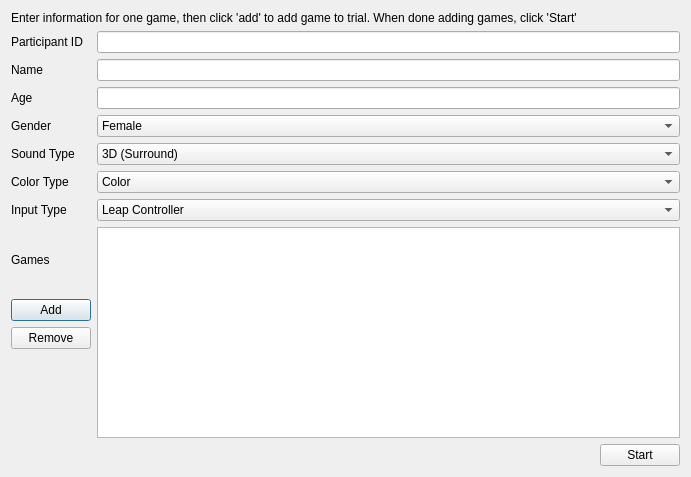
Above: UI/trialsettingsdialog.ui from garrisoh/Simon-ConCATination before the change. Below: the same form after it.
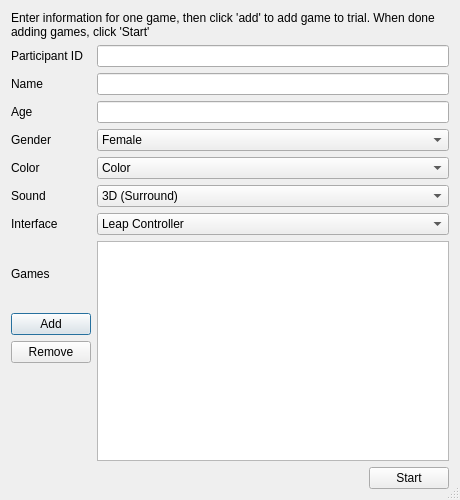
That is the form after the change.

```diff
--- a/UI/trialsettingsdialog.ui
+++ b/UI/trialsettingsdialog.ui
@@ -6,12 +6,24 @@
    <rect>
     <x>0</x>
     <y>0</y>
-    <width>691</width>
-    <height>477</height>
+    <width>460</width>
+    <height>500</height>
    </rect>
   </property>
+  <property name="sizePolicy">
+   <sizepolicy hsizetype="Preferred" vsizetype="Preferred">
+    <horstretch>0</horstretch>
+    <verstretch>0</verstretch>
+   </sizepolicy>
+  </property>
   <property name="windowTitle">
-   <string>Dialog</string>
+   <string>Trial Settings</string>
+  </property>
+  <property name="autoFillBackground">
+   <bool>true</bool>
+  </property>
+  <property name="sizeGripEnabled">
+   <bool>true</bool>
   </property>
   <layout class="QFormLayout" name="formLayout">
    <property name="fieldGrowthPolicy">
@@ -78,66 +90,14 @@
      </item>
     </widget>
    </item>
-   <item row="5" column="0">
-    <widget class="QLabel" name="soundLabel">
-     <property name="text">
-      <string>Sound Type</string>
-     </property>
-    </widget>
-   </item>
-   <item row="5" column="1">
-    <widget class="QComboBox" name="soundComboBox">
-     <item>
-      <property name="text">
-       <string>3D (Surround)</string>
-      </property>
-     </item>
-     <item>
-      <property name="text">
-       <string>No Sound</string>
-      </property>
-     </item>
-     <item>
-      <property name="text">
-       <string>Stereo</string>
-      </property>
-     </item>
-    </widget>
-   </item>
-   <item row="6" column="0">
-    <widget class="QLabel" name="colorLabel">
-     <property name="text">
-      <string>Color Type</string>
-     </property>
-    </widget>
-   </item>
-   <item row="6" column="1">
-    <widget class="QComboBox" name="colorComboBox">
-     <item>
-      <property name="text">
-       <string>Color</string>
-      </property>
-     </item>
-     <item>
-      <property name="text">
-       <string>Grayscale</string>
-      </property>
-     </item>
-     <item>
-      <property name="text">
-       <string>No Color</string>
-      </property>
-     </item>
-    </widget>
-   </item>
-   <item row="7" column="0">
+   <item row="10" column="0">
     <widget class="QLabel" name="inputLabel">
      <property name="text">
-      <string>Input Type</string>
+      <string>Interface</string>
      </property>
     </widget>
    </item>
-   <item row="7" column="1">
+   <item row="10" column="1">
     <widget class="QComboBox" name="inputComboBox">
      <item>
       <property name="text">
@@ -156,7 +116,7 @@
      </item>
     </widget>
    </item>
-   <item row="8" column="0">
+   <item row="11" column="0">
     <layout class="QVBoxLayout" name="verticalLayout">
      <item>
       <widget class="QLabel" name="label_3">
@@ -181,7 +141,7 @@
      </item>
     </layout>
    </item>
-   <item row="8" column="1">
+   <item row="11" column="1">
     <widget class="QTableView" name="gameTableView">
      <property name="frameShape">
       <enum>QFrame::StyledPanel</enum>
@@ -192,9 +152,24 @@
      <property name="midLineWidth">
       <number>9</number>
      </property>
+     <property name="showDropIndicator" stdset="0">
+      <bool>true</bool>
+     </property>
+     <property name="dragEnabled">
+      <bool>true</bool>
+     </property>
+     <property name="dragDropOverwriteMode">
+      <bool>false</bool>
+     </property>
+     <property name="dragDropMode">
+      <enum>QAbstractItemView::InternalMove</enum>
+     </property>
+     <property name="alternatingRowColors">
+      <bool>true</bool>
+     </property>
     </widget>
    </item>
-   <item row="9" column="0">
+   <item row="12" column="0">
     <spacer name="horizontalSpacer">
      <property name="orientation">
       <enum>Qt::Horizontal</enum>
@@ -207,7 +182,7 @@
      </property>
     </spacer>
    </item>
-   <item row="9" column="1">
+   <item row="12" column="1">
     <layout class="QHBoxLayout" name="horizontalLayout_4">
      <item>
       <spacer name="horizontalSpacer_3">
@@ -231,6 +206,58 @@
      </item>
     </layout>
    </item>
+   <item row="7" column="0">
+    <widget class="QLabel" name="colorLabel">
+     <property name="text">
+      <string>Color</string>
+     </property>
+    </widget>
+   </item>
+   <item row="8" column="0">
+    <widget class="QLabel" name="soundLabel">
+     <property name="text">
+      <string>Sound</string>
+     </property>
+    </widget>
+   </item>
+   <item row="8" column="1">
+    <widget class="QComboBox" name="soundComboBox">
+     <item>
+      <property name="text">
+       <string>3D (Surround)</string>
+      </property>
+     </item>
+     <item>
+      <property name="text">
+       <string>No Sound</string>
+      </property>
+     </item>
+     <item>
+      <property name="text">
+       <string>Stereo</string>
+      </property>
+     </item>
+    </widget>
+   </item>
+   <item row="7" column="1">
+    <widget class="QComboBox" name="colorComboBox">
+     <item>
+      <property name="text">
+       <string>Color</string>
+      </property>
+     </item>
+     <item>
+      <property name="text">
+       <string>Grayscale</string>
+      </property>
+     </item>
+     <item>
+      <property name="text">
+       <string>No Color</string>
+      </property>
+     </item>
+    </widget>
+   </item>
   </layout>
  </widget>
  <resources/>
```
